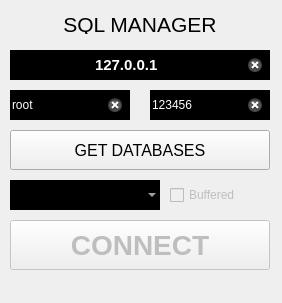
Qt form Lib/UI/LAYOUT/ConnectorWindow.ui (fer-moreira/MYQT) before a commit.
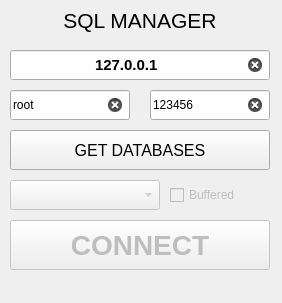
The same form after that commit.

Patch:
```diff
--- a/Lib/UI/LAYOUT/ConnectorWindow.ui
+++ b/Lib/UI/LAYOUT/ConnectorWindow.ui
@@ -18,9 +18,9 @@
     <property name="geometry">
      <rect>
       <x>10</x>
-      <y>14</y>
+      <y>0</y>
       <width>260</width>
-      <height>20</height>
+      <height>40</height>
      </rect>
     </property>
     <property name="font">
@@ -74,9 +74,6 @@
       <bold>true</bold>
      </font>
     </property>
-    <property name="styleSheet">
-     <string notr="true">border:0;background-color:black;color:white;</string>
-    </property>
     <property name="text">
      <string>127.0.0.1</string>
     </property>
@@ -102,9 +99,6 @@
       <height>30</height>
      </rect>
     </property>
-    <property name="styleSheet">
-     <string notr="true">border:0;background-color:black;color:white;</string>
-    </property>
     <property name="text">
      <string>root</string>
     </property>
@@ -124,9 +118,6 @@
       <height>30</height>
      </rect>
     </property>
-    <property name="styleSheet">
-     <string notr="true">border:0;background-color:black;color:white;</string>
-    </property>
     <property name="text">
      <string>123456</string>
     </property>
@@ -213,9 +204,6 @@
       <height>30</height>
      </rect>
     </property>
-    <property name="styleSheet">
-     <string notr="true">padding:8;border:0;background-color:black;color:white;</string>
-    </property>
    </widget>
   </widget>
  </widget>
```
Left out of the diff: 3 changed lines with no effect on the pictures.
